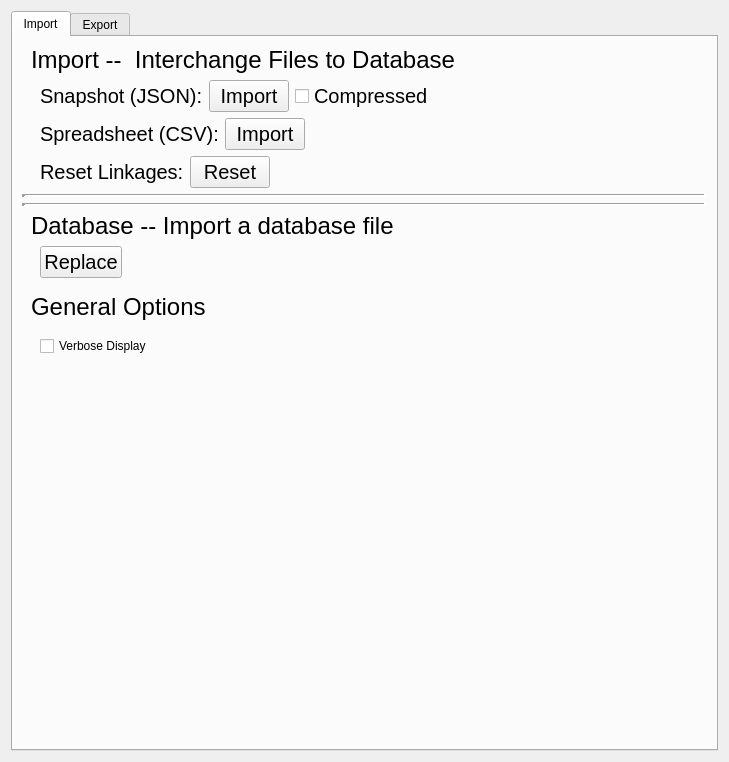
Above: resources/widget/tools/DatabaseManagerWidget/DatabaseManagerWidget.ui from sernst/Cadence before the change. Below: the same form after it.
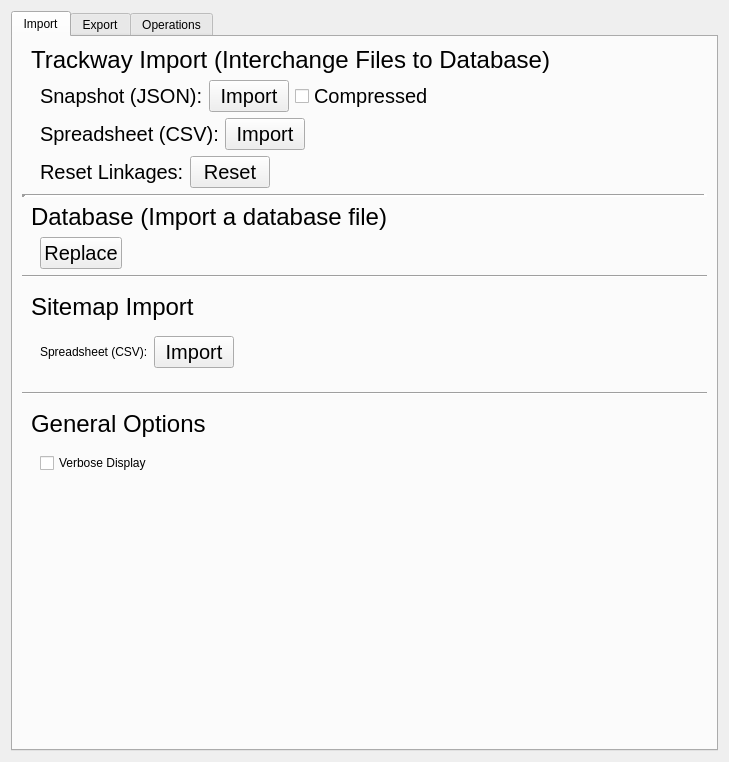
That is the form after the change.

Commit message: Adds Tracks_Sitemap.py model and external file source import support.

```diff
--- a/resources/widget/tools/DatabaseManagerWidget/DatabaseManagerWidget.ui
+++ b/resources/widget/tools/DatabaseManagerWidget/DatabaseManagerWidget.ui
@@ -41,7 +41,7 @@
              </font>
             </property>
             <property name="text">
-             <string>Import --  Interchange Files to Database</string>
+             <string>Trackway Import (Interchange Files to Database)</string>
             </property>
            </widget>
           </item>
@@ -214,16 +214,6 @@
          </layout>
         </widget>
        </item>
-       <item>
-        <widget class="Line" name="line">
-         <property name="lineWidth">
-          <number>4</number>
-         </property>
-         <property name="orientation">
-          <enum>Qt::Horizontal</enum>
-         </property>
-        </widget>
-       </item>
        <item>
         <widget class="Line" name="line_2">
          <property name="lineWidth">
@@ -251,7 +241,7 @@
              </font>
             </property>
             <property name="text">
-             <string>Database -- Import a database file</string>
+             <string>Database (Import a database file)</string>
             </property>
            </widget>
           </item>
@@ -295,6 +285,76 @@
          </layout>
         </widget>
        </item>
+       <item>
+        <widget class="Line" name="line">
+         <property name="orientation">
+          <enum>Qt::Horizontal</enum>
+         </property>
+        </widget>
+       </item>
+       <item>
+        <widget class="QWidget" name="widget_10" native="true">
+         <layout class="QVBoxLayout" name="verticalLayout_12">
+          <item>
+           <widget class="QLabel" name="label_12">
+            <property name="font">
+             <font>
+              <pointsize>18</pointsize>
+             </font>
+            </property>
+            <property name="text">
+             <string>Sitemap Import</string>
+            </property>
+           </widget>
+          </item>
+          <item>
+           <widget class="QWidget" name="widget_17" native="true">
+            <layout class="QHBoxLayout" name="horizontalLayout_10">
+             <item>
+              <widget class="QLabel" name="label_14">
+               <property name="text">
+                <string>Spreadsheet (CSV):</string>
+               </property>
+              </widget>
+             </item>
+             <item>
+              <widget class="QPushButton" name="sitemapImportBtn">
+               <property name="font">
+                <font>
+                 <pointsize>15</pointsize>
+                </font>
+               </property>
+               <property name="text">
+                <string>Import</string>
+               </property>
+              </widget>
+             </item>
+             <item>
+              <spacer name="horizontalSpacer">
+               <property name="orientation">
+                <enum>Qt::Horizontal</enum>
+               </property>
+               <property name="sizeHint" stdset="0">
+                <size>
+                 <width>390</width>
+                 <height>20</height>
+                </size>
+               </property>
+              </spacer>
+             </item>
+            </layout>
+           </widget>
+          </item>
+         </layout>
+        </widget>
+       </item>
+       <item>
+        <widget class="Line" name="line_4">
+         <property name="orientation">
+          <enum>Qt::Horizontal</enum>
+         </property>
+        </widget>
+       </item>
        <item>
         <widget class="QWidget" name="widget_12" native="true">
          <layout class="QVBoxLayout" name="verticalLayout_3">
@@ -361,15 +421,9 @@
       <attribute name="title">
        <string>Export</string>
       </attribute>
+      <layout class="QVBoxLayout" name="verticalLayout_6">
+       <item>
       <widget class="QWidget" name="widget_3" native="true">
-       <property name="geometry">
-        <rect>
-         <x>20</x>
-         <y>10</y>
-         <width>617</width>
-         <height>195</height>
-        </rect>
-       </property>
        <layout class="QVBoxLayout" name="verticalLayout_11">
         <item>
          <widget class="QWidget" name="widget_6" native="true">
@@ -543,29 +597,14 @@
         </item>
        </layout>
       </widget>
+       </item>
+       <item>
       <widget class="Line" name="line_3">
-       <property name="geometry">
-        <rect>
-         <x>40</x>
-         <y>220</y>
-         <width>118</width>
-         <height>3</height>
-        </rect>
-       </property>
        <property name="orientation">
         <enum>Qt::Horizontal</enum>
        </property>
       </widget>
-      <widget class="QWidget" name="widget_17" native="true">
-       <property name="geometry">
-        <rect>
-         <x>20</x>
-         <y>240</y>
-         <width>617</width>
-         <height>195</height>
-        </rect>
-       </property>
-       <layout class="QVBoxLayout" name="verticalLayout_12">
+       </item>
         <item>
          <widget class="QWidget" name="widget_18" native="true">
           <layout class="QHBoxLayout" name="horizontalLayout_9">
@@ -610,13 +649,30 @@
          </widget>
         </item>
         <item>
-         <widget class="QWidget" name="widget_19" native="true">
-          <layout class="QHBoxLayout" name="horizontalLayout_10">
+        <spacer name="verticalSpacer">
+         <property name="orientation">
+          <enum>Qt::Vertical</enum>
+         </property>
+         <property name="sizeHint" stdset="0">
+          <size>
+           <width>20</width>
+           <height>392</height>
+          </size>
+         </property>
+        </spacer>
+       </item>
+      </layout>
+     </widget>
+     <widget class="QWidget" name="tab_2">
+      <attribute name="title">
+       <string>Operations</string>
+      </attribute>
+      <layout class="QVBoxLayout" name="verticalLayout_9">
            <item>
-            <widget class="QWidget" name="widget_20" native="true">
-             <layout class="QVBoxLayout" name="verticalLayout_13">
+        <widget class="QWidget" name="widget_2" native="true">
+         <layout class="QHBoxLayout" name="horizontalLayout_2">
               <item>
-               <widget class="QCheckBox" name="syncExportChk">
+           <widget class="QPushButton" name="mergeBtn">
                 <property name="font">
                  <font>
                   <pointsize>18</pointsize>
@@ -628,44 +684,38 @@
                </widget>
               </item>
               <item>
-               <widget class="QLabel" name="label_12">
-                <property name="font">
-                 <font>
-                  <pointsize>10</pointsize>
-                 </font>
+           <widget class="QLabel" name="label_13">
+            <property name="sizePolicy">
+             <sizepolicy hsizetype="MinimumExpanding" vsizetype="Preferred">
+              <horstretch>0</horstretch>
+              <verstretch>0</verstretch>
+             </sizepolicy>
                 </property>
                 <property name="text">
-                 <string>Only export changes made since the last synchronization.</string>
+             <string>Synchronize the track database with its storage counterpart.</string>
                 </property>
                 <property name="wordWrap">
                  <bool>true</bool>
                 </property>
-                <property name="indent">
-                 <number>-1</number>
-                </property>
                </widget>
               </item>
              </layout>
             </widget>
            </item>
            <item>
-            <spacer name="horizontalSpacer_10">
+        <spacer name="verticalSpacer_3">
              <property name="orientation">
-              <enum>Qt::Horizontal</enum>
+          <enum>Qt::Vertical</enum>
              </property>
              <property name="sizeHint" stdset="0">
               <size>
-               <width>40</width>
-               <height>20</height>
+           <width>20</width>
+           <height>612</height>
               </size>
              </property>
             </spacer>
            </item>
           </layout>
-         </widget>
-        </item>
-       </layout>
-      </widget>
      </widget>
     </widget>
    </item>
```
Lines whose indentation alone changed are shown as unchanged. The commit also changes 9 other files.
